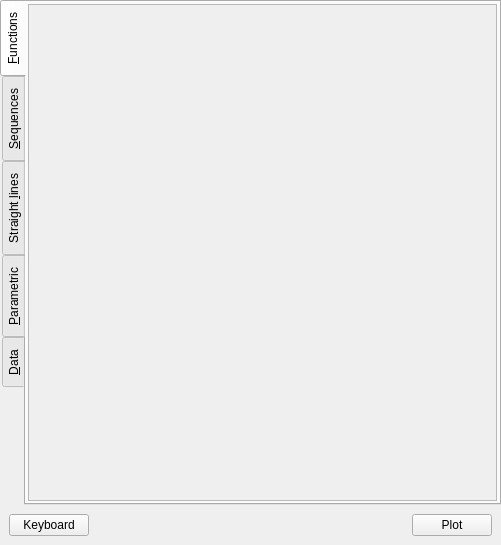
Qt form Windows/mathobjectsinput.ui (AdelKS/ZeGrapher) before a commit.
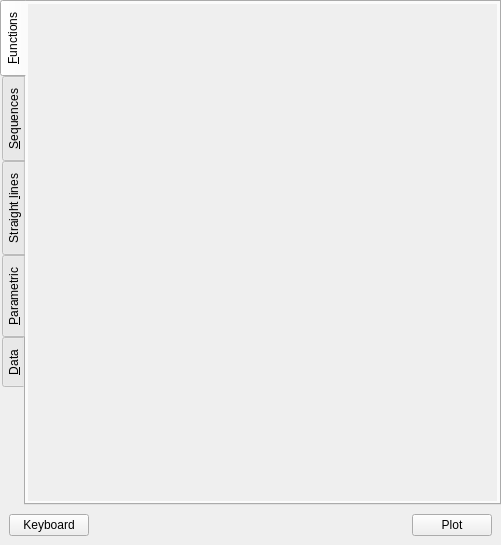
The same form after that commit. The open tabs and pages were chosen to show the change. Icons and pictures are not drawn.

Diff of the .ui file:
```diff
--- a/Windows/mathobjectsinput.ui
+++ b/Windows/mathobjectsinput.ui
@@ -108,6 +108,12 @@
            <verstretch>0</verstretch>
           </sizepolicy>
          </property>
+         <property name="frameShape">
+          <enum>QFrame::NoFrame</enum>
+         </property>
+         <property name="frameShadow">
+          <enum>QFrame::Plain</enum>
+         </property>
          <property name="widgetResizable">
           <bool>true</bool>
          </property>
@@ -116,8 +122,8 @@
            <rect>
             <x>0</x>
             <y>0</y>
-            <width>462</width>
-            <height>488</height>
+            <width>463</width>
+            <height>492</height>
            </rect>
           </property>
           <layout class="QVBoxLayout" name="Layout_2">
```
Left out of the diff: 38 changed lines with no effect on the pictures.
